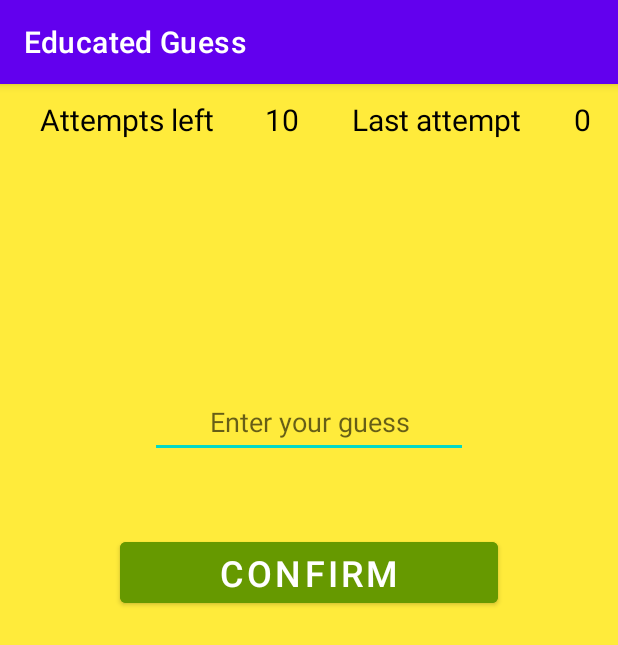
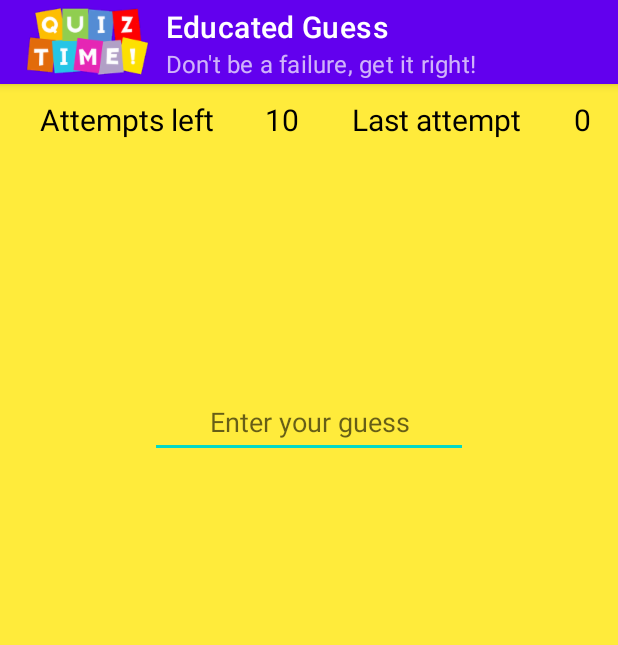
Before and after one commit to dennisbr3003/EducatedGuess, an Android app: the GameActivity screen opened directly, with no data from a screen before it, on a phone screen of 412 x 824 dp. Shown: the top 645 px of the screen. Run offline under Robolectric (Android 15) with nearby library versions, the phone set to English and light mode, and no system bars; 1 statement that could not run was skipped.

Commit message:
Lesson 91 (Number guessing game) Hashmap and fixed animation

```diff
--- a/app/src/main/java/com/dennis_brink/android/myhigherlower/GameActivity.java
+++ b/app/src/main/java/com/dennis_brink/android/myhigherlower/GameActivity.java
@@ -21,17 +21,20 @@ import android.widget.TextView;
 import android.widget.Toast;
 
 import java.util.ArrayList;
+import java.util.HashMap;
+import java.util.Map;
 
 public class GameActivity extends AppCompatActivity {
 
-    private TextView textViewLast, textViewRight, textViewHint, textViewSummary;
+    private TextView textViewLast, textViewRight, textViewHint, textViewSummary, textViewFail;
     private Button buttonConfirm, buttonPlayAgain, buttonStop;
     private EditText editTextNumberGuess;
     private ImageView imageViewArrows, imageViewResult;
     private Animation animationBounce;
     private Animation animationBlink;
-    private ArrayList<Integer> imageList = new ArrayList<>();
+    private Animation animationFadeIn;
     private ArrayList<Integer> userInputList = new ArrayList<>();
+    private Map<String, Integer> imageMap = new HashMap<>();
 
     int number=0;
     int attempts=10;
@@ -45,21 +48,22 @@ public class GameActivity extends AppCompatActivity {
         super.onCreate(savedInstanceState);
         setContentView(R.layout.activity_game);
 
-        fillImageList();
+        fillImageMap();
 
         textViewHint = findViewById(R.id.textViewHint);
         textViewLast = findViewById(R.id.textViewLast);
         textViewRight = findViewById(R.id.textViewRight);
         textViewSummary = findViewById(R.id.textViewSummary);
+        textViewFail = findViewById(R.id.textViewFail);
 
         textViewRight.setText(String.valueOf(attempts));
         editTextNumberGuess = findViewById(R.id.editTextNumberGuess);
         imageViewArrows = findViewById(R.id.imgArrowUpDown);
         imageViewResult = findViewById(R.id.imageViewResult);
 
-
         animationBounce = AnimationUtils.loadAnimation(getApplicationContext(), R.anim.bounce);
         animationBlink = AnimationUtils.loadAnimation(getApplicationContext(), R.anim.blink);
+        animationFadeIn = AnimationUtils.loadAnimation(getApplicationContext(), R.anim.fade_in);
 
         animationBounce.setAnimationListener(new Animation.AnimationListener() {
             @Override
@@ -120,6 +124,7 @@ public class GameActivity extends AppCompatActivity {
         });
 
         setFocusAndSHowKeyBoard();
+        setupLogo();
 
         buttonConfirm.setOnClickListener(new View.OnClickListener() {
             @Override
@@ -164,47 +169,73 @@ public class GameActivity extends AppCompatActivity {
         userInputList.add(user_number);
         textViewLast.setText(String.valueOf(user_number));
         textViewRight.setText(String.valueOf(attempts));
-        if(number == user_number){
+        try {
+            if (attempts == 0) {
+
+                Log.d("DENNIS_B", "GameActivity.class: (processUserInput) number is not guessed by user");
+
+                imageViewResult.setVisibility(View.INVISIBLE);
+                editTextNumberGuess.setVisibility(View.INVISIBLE);
+                buttonConfirm.setVisibility(View.INVISIBLE);
+                textViewHint.setVisibility(View.INVISIBLE);
+                imageViewArrows.setImageResource(android.R.color.transparent); // INVISIBLE or GONE did not work?
+                hideKeyBoard();
+
+                textViewFail.setText("OMG this is awful! I cannot believe you missed this one!");
+                textViewFail.setVisibility(View.VISIBLE);
+
+                //put some values below the entry textview
+                buttonPlayAgain.setVisibility(View.VISIBLE);
+                buttonStop.setVisibility(View.VISIBLE);
+                textViewSummary.setText("You could not guess the generated number " + number + ".\n\n"
+                                      + "Your guesses: \n" + userInputList
+                                      + "\n\n Would you like to give it another shot?"
+                );
+                imageViewResult.setImageResource(imageMap.get("epic_fail"));
+                imageViewResult.setVisibility(View.VISIBLE);
+                imageViewResult.setAnimation(animationFadeIn); // not startAnimation
+                return;
+            }
+            if (number == user_number) {
 
                 Log.d("DENNIS_B", "GameActivity.class: (processUserInput) number is equal to user input");
 
                 textViewHint.setText("Spot on! You must be some kind of psychic!");
-            imageViewArrows.setImageResource(imageList.get(2));
+                imageViewArrows.setImageResource(imageMap.get("success_2"));
                 imageViewArrows.setTag("2");
                 imageViewArrows.startAnimation(animationBounce);
-            //hide keyboard
                 hideKeyBoard();
                 editTextNumberGuess.setVisibility(View.INVISIBLE);
                 buttonConfirm.setVisibility(View.INVISIBLE);
-            //put some values below the entry textview
                 buttonPlayAgain.setVisibility(View.VISIBLE);
                 buttonStop.setVisibility(View.VISIBLE);
                 textViewSummary.setText("Congratulations! \n\n You guessed the generated number " + number + ".\n"
                         + "It took you " + index + " attempts to guess it! \n\n"
-                                  + "Your guesses: \n" +  userInputList
+                        + "Your guesses: \n" + userInputList
                         + "\n\n\n\n Would you like to play again?"
                 );
-            imageViewResult.setImageResource(imageList.get(3));
+                imageViewResult.setImageResource(imageMap.get("success_3"));
                 imageViewResult.setVisibility(View.VISIBLE);
+                return;
             }
-        if(number > user_number){
+            if (number > user_number) {
                 textViewHint.setText("You may want to increase your guess...");
-            imageViewArrows.setImageResource(imageList.get(1));
+                imageViewArrows.setImageResource(imageMap.get("arrow_up"));
                 imageViewArrows.setTag("1");
                 imageViewArrows.startAnimation(animationBounce);
+                return;
             }
-        if(number < user_number){
+            if (number < user_number) {
                 textViewHint.setText("You may want to decrease your guess...");
-            imageViewArrows.setImageResource(imageList.get(0));
+                imageViewArrows.setImageResource(imageMap.get("arrow_down"));
                 imageViewArrows.setTag("0");
                 imageViewArrows.startAnimation(animationBounce);
+                return;
             }
-        if(attempts==0){
-            hideKeyBoard(); // you are done
-            editTextNumberGuess.setVisibility(View.INVISIBLE);
-            buttonConfirm.setVisibility(View.INVISIBLE);
         }
+        finally{
             editTextNumberGuess.setText("");
+        }
 
     }
     private void setFocusAndSHowKeyBoard(){
@@ -214,7 +245,6 @@ public class GameActivity extends AppCompatActivity {
     }
 
     private void hideKeyBoard(){
-        // hide keyboard
         InputMethodManager imm = (InputMethodManager) getSystemService(this.INPUT_METHOD_SERVICE);
         imm.hideSoftInputFromWindow(editTextNumberGuess.getWindowToken(), 0);
     }
@@ -225,17 +255,25 @@ public class GameActivity extends AppCompatActivity {
         System.exit(1);
     }
 
-    private void fillImageList(){
-       imageList.add(R.drawable.blue_arrow_down); //0
-       imageList.add(R.drawable.green_arrow_up); //1
-       imageList.add(R.drawable.success_2); //2
-       imageList.add(R.drawable.success_3); //3
-       imageList.add(R.drawable.epic_fail); //4
+    private void fillImageMap(){
 
+        // a hashmap would probably be better than an arraylist (readability)
+        imageMap.put("arrow_down", R.drawable.blue_arrow_down);
+        imageMap.put("arrow_up", R.drawable.green_arrow_up);
+        imageMap.put("success_2", R.drawable.success_2);
+        imageMap.put("success_3", R.drawable.success_3);
+        imageMap.put("epic_fail", R.drawable.epic_fail);
     }
 
+    private void setupLogo(){
+        getSupportActionBar().setDisplayShowHomeEnabled(true);
+        getSupportActionBar().setLogo(R.drawable.eg_logo_padding_game);
+        getSupportActionBar().setTitle(getString(R.string._appname));
+        getSupportActionBar().setSubtitle("Don't be a failure, get it right!");
+        getSupportActionBar().setDisplayUseLogoEnabled(true);
+    }
     private void backToMain(){
-        // hide keyboard
+
         hideKeyBoard();
 
         // first parameter = from, second parameter what to start
--- /dev/null
+++ b/app/src/main/res/anim/fade_in.xml
@@ -0,0 +1,11 @@
+<?xml version="1.0" encoding="utf-8"?>
+<set xmlns:android="http://schemas.android.com/apk/res/android">
+    <scale
+        android:duration = "500"
+        android:pivotY="50%"
+        android:pivotX="50%"
+        android:fromXScale="0.0"
+        android:toXScale="1.0"
+        android:fromYScale="0.0"
+        android:toYScale="1.0"/>
+</set>
--- /dev/null
+++ b/app/src/main/res/drawable-xhdpi/eg_logo_padding_game.xml
@@ -0,0 +1,9 @@
+<?xml version="1.0" encoding="utf-8"?>
+<layer-list
+    xmlns:android="http://schemas.android.com/apk/res/android" >
+
+    <item
+        android:drawable="@drawable/quiz_time"
+        android:right="10dp"/>
+
+</layer-list>
--- a/app/src/main/res/layout/activity_game.xml
+++ b/app/src/main/res/layout/activity_game.xml
@@ -94,6 +94,21 @@
                 android:layout_height="wrap_content">
 
                 <TextView
+                    android:id="@+id/textViewFail"
+                    android:layout_width="290dp"
+                    android:layout_height="90dp"
+                    android:layout_marginStart="60dp"
+                    android:layout_marginEnd="60dp"
+                    android:textAlignment="center"
+                    android:textColor="@android:color/holo_red_dark"
+                    android:textSize="24sp"
+                    android:visibility="invisible"
+                    app:layout_constraintBottom_toBottomOf="parent"
+                    app:layout_constraintEnd_toEndOf="parent"
+                    app:layout_constraintStart_toStartOf="parent"
+                    app:layout_constraintTop_toTopOf="parent" />
+
+                <TextView
                     android:id="@+id/textViewHint"
                     android:layout_width="0dp"
                     android:layout_height="90dp"
@@ -157,6 +172,7 @@
         android:backgroundTint="@android:color/holo_green_dark"
         android:text="Confirm"
         android:textSize="24sp"
+        android:visibility="invisible"
         app:layout_constraintEnd_toEndOf="parent"
         app:layout_constraintStart_toStartOf="parent"
         app:layout_constraintTop_toBottomOf="@+id/editTextNumberGuess" />
@@ -205,7 +221,7 @@
 
     <ImageView
         android:id="@+id/imageViewResult"
-        android:layout_width="wrap_content"
+        android:layout_width="0dp"
         android:layout_height="0dp"
         android:layout_marginTop="17dp"
         android:layout_marginBottom="12dp"
@@ -213,6 +229,7 @@
         app:layout_constraintBottom_toTopOf="@+id/textViewSummary"
         app:layout_constraintEnd_toEndOf="parent"
         app:layout_constraintStart_toStartOf="parent"
-        app:layout_constraintTop_toBottomOf="@+id/linearLayout" />
+        app:layout_constraintTop_toBottomOf="@+id/linearLayout"
+        app:srcCompat="@drawable/success_3" />
 
 </androidx.constraintlayout.widget.ConstraintLayout>
```
Also changed, not shown: app/src/main/res/drawable-hdpi/quiz_time.png (added), app/src/main/res/drawable-hdpi/up_down1.png (deleted), app/src/main/res/drawable-mdpi/quiz_time.png (added), app/src/main/res/drawable-mdpi/up_down1.png (deleted), app/src/main/res/drawable-xhdpi/quiz_time.png (added), app/src/main/res/drawable-xhdpi/up_down1.png (deleted), app/src/main/res/drawable-xxhdpi/quiz_time.png (added), app/src/main/res/drawable-xxhdpi/up_down1.png (deleted), app/src/main/res/drawable-xxxhdpi/quiz_time.png (added), app/src/main/res/drawable-xxxhdpi/up_down1.png (deleted), 3 other files. Lines whose indentation alone changed are shown as unchanged.
